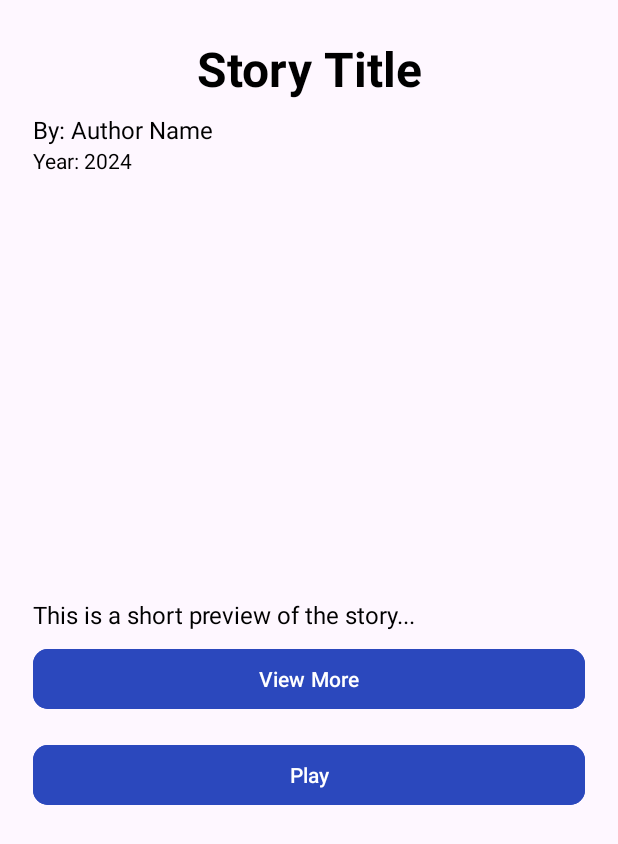
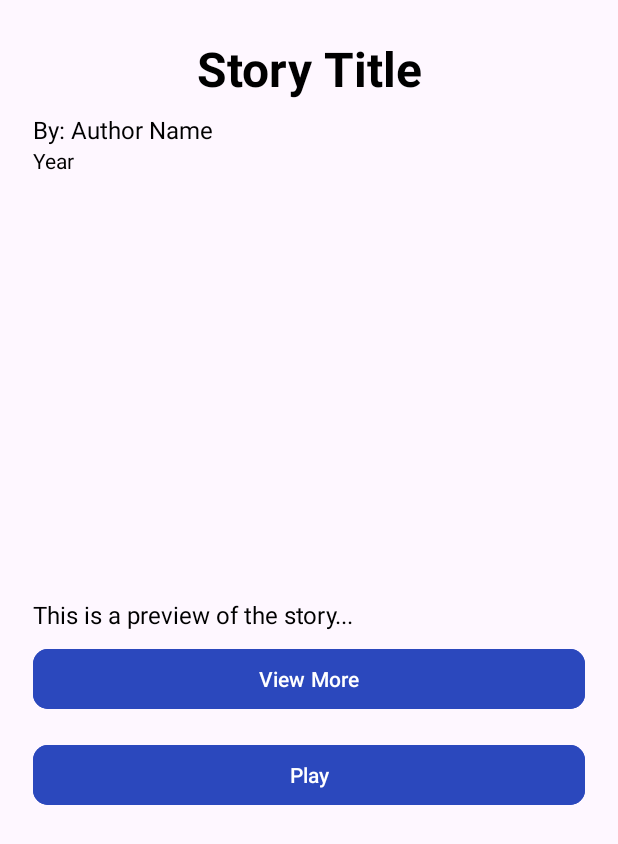
Before and after one commit to spirosvl999/Unipi_Audio_Stories, an Android app: the layout activity_story_details.xml on its own in the app's theme, with its tools: preview values and no code run, on a phone screen of 412 x 824 dp. Shown: the top 844 px of the screen. Run offline under Robolectric (Android 15) with nearby library versions, the phone set to English and light mode, and no system bars.

Commit message:
Little change

```diff
--- a/app/src/main/res/layout/activity_story_details.xml
+++ b/app/src/main/res/layout/activity_story_details.xml
@@ -40,7 +40,7 @@
             android:id="@+id/yearTextView"
             android:layout_width="wrap_content"
             android:layout_height="wrap_content"
-            android:text="Year: 2024"
+            android:text="Year"
             android:textColor="@color/black"
             android:textSize="14sp" />
 
@@ -60,7 +60,7 @@
             android:layout_marginTop="16dp"
             android:maxLines="5"
             android:ellipsize="end"
-            android:text="This is a short preview of the story..."
+            android:text="This is a preview of the story..."
             android:textColor="@color/black"
             android:textSize="16sp" />
 
```
